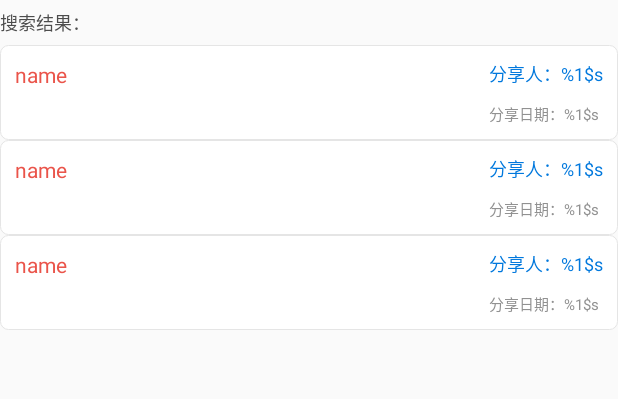
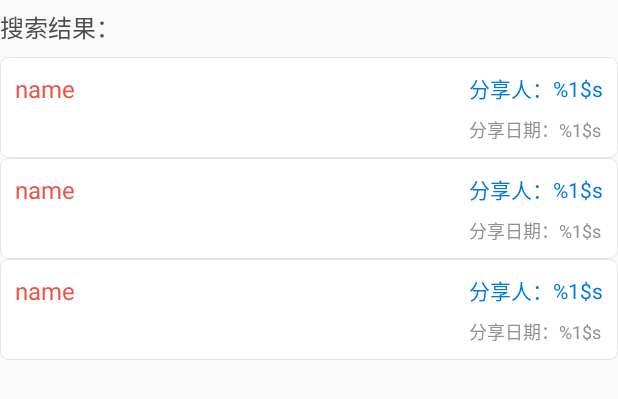
Before and after one commit to ruilin/MovieEyes, an Android app: the layout fragment_movielist.xml on its own in the app's theme, with its tools: preview values and no code run, on a phone screen of 412 x 824 dp. Shown: the top 399 px of the screen. Run offline under Robolectric (Android 15) with nearby library versions, the phone set to English and light mode, and no system bars.

Commit message:
界面优化

```diff
--- a/app/src/main/res/layout/fragment_movielist.xml
+++ b/app/src/main/res/layout/fragment_movielist.xml
@@ -11,9 +11,9 @@
         android:layout_width="match_parent"
         android:layout_height="wrap_content"
         android:layout_gravity="center_horizontal"
-        android:layout_marginBottom="6dp"
+        android:layout_marginBottom="8dp"
         android:layout_marginTop="6dp"
-        android:textSize="@dimen/text_size_2"
+        android:textSize="@dimen/text_size_4"
         android:textColor="@color/text_black"
         android:text="@string/main_search_result_tips" />
 
--- a/app/src/main/res/layout/item_movielist.xml
+++ b/app/src/main/res/layout/item_movielist.xml
@@ -22,7 +22,7 @@
         android:layout_gravity="top"
         android:text="name"
         android:textColor="@color/text_red"
-        android:textSize="@dimen/text_size_3"
+        android:textSize="@dimen/text_size_4"
         android:textAppearance="?attr/textAppearanceListItem" />
 
     <LinearLayout
@@ -36,17 +36,17 @@
             android:id="@+id/tv_author"
             android:layout_width="wrap_content"
             android:layout_height="wrap_content"
-            android:textSize="@dimen/text_size_2"
+            android:textSize="@dimen/text_size_3"
             android:text="@string/movie_item_author"
             android:textColor="@drawable/selector_text"
-            android:paddingBottom="10dp"
+            android:paddingBottom="8dp"
             android:textAppearance="?attr/textAppearanceListItem" />
 
         <TextView
             android:id="@+id/tv_date"
             android:layout_width="wrap_content"
             android:layout_height="wrap_content"
-            android:textSize="@dimen/text_size_1"
+            android:textSize="@dimen/text_size_2"
             android:text="@string/movie_item_date"
             android:textColor="@color/text_gray"
             android:textAppearance="?attr/textAppearanceListItem" />
--- a/app/src/main/res/values/strings.xml
+++ b/app/src/main/res/values/strings.xml
@@ -1,5 +1,5 @@
 <resources>
-    <string name="app_name">MovieEyes</string>
+    <string name="app_name">度盘搜索</string>
 
     <string name="prompt_email">Key</string>
     <string name="action_search">搜索</string>
--- a/build.gradle
+++ b/build.gradle
@@ -6,7 +6,7 @@ buildscript {
         maven { url "https://jitpack.io" }
     }
     dependencies {
-        classpath 'com.android.tools.build:gradle:2.1.3'
+        classpath 'com.android.tools.build:gradle:2.2.0'
 
         // NOTE: Do not place your application dependencies here; they belong
         // in the individual module build.gradle files
```
